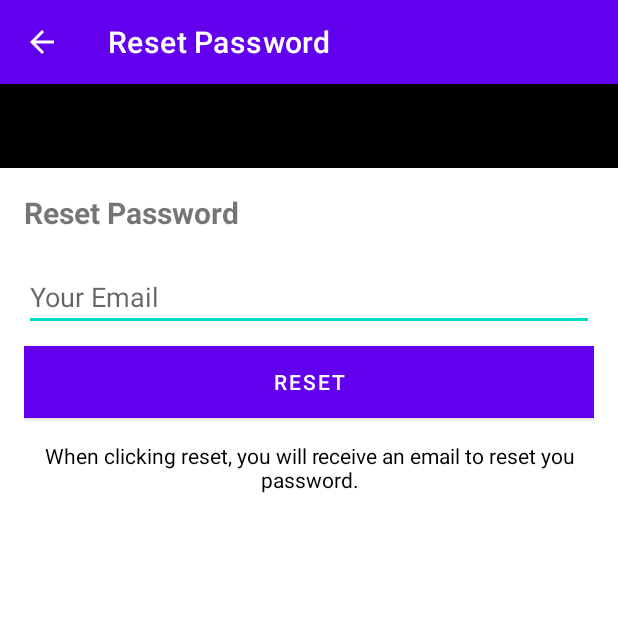
After one commit to jtclapp/Jabber, an Android app: the ResetPasswordActivity screen opened directly, with no data from a screen before it, on a phone screen of 412 x 824 dp, the top half of it. The commit adds this screen. Run offline under Robolectric (Android 15) with nearby library versions, the phone set to English and light mode, and no system bars; our stand-ins replace Firebase (no records; nobody signed in at launch, a user with empty details on screens opened directly).

Commit message:
Password Reset is added

```diff
--- /dev/null
+++ b/app/src/main/java/com/modify/jabber/ResetPasswordActivity.java
@@ -0,0 +1,63 @@
+package com.modify.jabber;
+
+import android.content.Intent;
+import android.os.Bundle;
+import android.view.View;
+import android.widget.Button;
+import android.widget.EditText;
+import android.widget.Toast;
+import android.widget.Toolbar;
+
+import androidx.annotation.NonNull;
+import androidx.appcompat.app.AppCompatActivity;
+
+import com.google.android.gms.tasks.OnCompleteListener;
+import com.google.android.gms.tasks.Task;
+import com.google.firebase.auth.FirebaseAuth;
+
+public class ResetPasswordActivity extends AppCompatActivity {
+
+    EditText send_email;
+    Button btn_reset;
+
+    FirebaseAuth firebaseAuth;
+
+    @Override
+    protected void onCreate(Bundle savedInstanceState) {
+        super.onCreate(savedInstanceState);
+        setContentView(R.layout.activity_reset_password);
+
+        getSupportActionBar().setTitle("Reset Password");
+        getSupportActionBar().setDisplayHomeAsUpEnabled(true);
+
+        send_email = findViewById(R.id.send_email);
+        btn_reset = findViewById(R.id.btn_reset);
+
+        firebaseAuth = FirebaseAuth.getInstance();
+
+        btn_reset.setOnClickListener(new View.OnClickListener() {
+            @Override
+            public void onClick(View view) {
+                String email = send_email.getText().toString();
+
+                if (email.equals("")){
+                    Toast.makeText(ResetPasswordActivity.this, "All fileds are required!", Toast.LENGTH_SHORT).show();
+                } else {
+                    firebaseAuth.sendPasswordResetEmail(email).addOnCompleteListener(new OnCompleteListener<Void>() {
+                        @Override
+                        public void onComplete(@NonNull Task<Void> task) {
+                            if (task.isSuccessful()){
+                                Toast.makeText(ResetPasswordActivity.this, "Please check you Email", Toast.LENGTH_SHORT).show();
+                                startActivity(new Intent(ResetPasswordActivity.this, SigninActivity.class));
+                            } else {
+                                String error = task.getException().getMessage();
+                                Toast.makeText(ResetPasswordActivity.this, error, Toast.LENGTH_SHORT).show();
+                            }
+                        }
+                    });
+                }
+            }
+        });
+
+    }
+}
--- /dev/null
+++ b/app/src/main/res/layout/activity_reset_password.xml
@@ -0,0 +1,60 @@
+<?xml version="1.0" encoding="utf-8"?>
+<LinearLayout xmlns:android="http://schemas.android.com/apk/res/android"
+    xmlns:app="http://schemas.android.com/apk/res-auto"
+    xmlns:tools="http://schemas.android.com/tools"
+    android:layout_width="match_parent"
+    android:layout_height="match_parent"
+    android:orientation="vertical"
+    tools:context=".ResetPasswordActivity">
+
+    <androidx.appcompat.widget.Toolbar
+        android:id="@+id/ResetToolbar"
+        android:layout_width="match_parent"
+        android:layout_height="wrap_content"
+        android:background="@color/black"
+        android:theme="@style/Base.ThemeOverlay.AppCompat.Dark.ActionBar"
+        app:popupTheme="@style/MenuStyle"/>
+
+    <LinearLayout
+        android:layout_width="match_parent"
+        android:layout_height="wrap_content"
+        android:orientation="vertical"
+        android:padding="16dp">
+
+        <TextView
+            android:layout_width="wrap_content"
+            android:layout_height="wrap_content"
+            android:text="Reset Password"
+            android:textSize="20sp"
+            android:textStyle="bold"/>
+
+
+        <EditText
+            android:layout_width="match_parent"
+            android:layout_height="wrap_content"
+            android:id="@+id/send_email"
+            android:inputType="textEmailAddress"
+            android:labelFor="@+id/send_email"
+            android:hint="Your Email"
+            android:layout_marginTop="20dp"/>
+
+        <Button
+            android:layout_width="match_parent"
+            android:layout_height="wrap_content"
+            android:text="Reset"
+            android:id="@+id/btn_reset"
+            android:textColor="#ffff"
+            android:background="@color/black"
+            android:layout_marginTop="10dp"/>
+
+        <TextView
+            android:layout_width="wrap_content"
+            android:layout_height="wrap_content"
+            android:gravity="center"
+            android:layout_marginTop="15dp"
+            android:textColor="#000"
+            android:text="When clicking reset, you will receive an email to reset you password."/>
+
+    </LinearLayout>
+
+</LinearLayout>
```
Also changed, not shown: app/src/main/AndroidManifest.xml (+14 -7 lines), app/src/main/java/com/modify/jabber/Adapter/ProfileAdapter.java (added, +8 -0 lines), app/src/main/java/com/modify/jabber/SigninActivity.java (+10 -1 lines).
